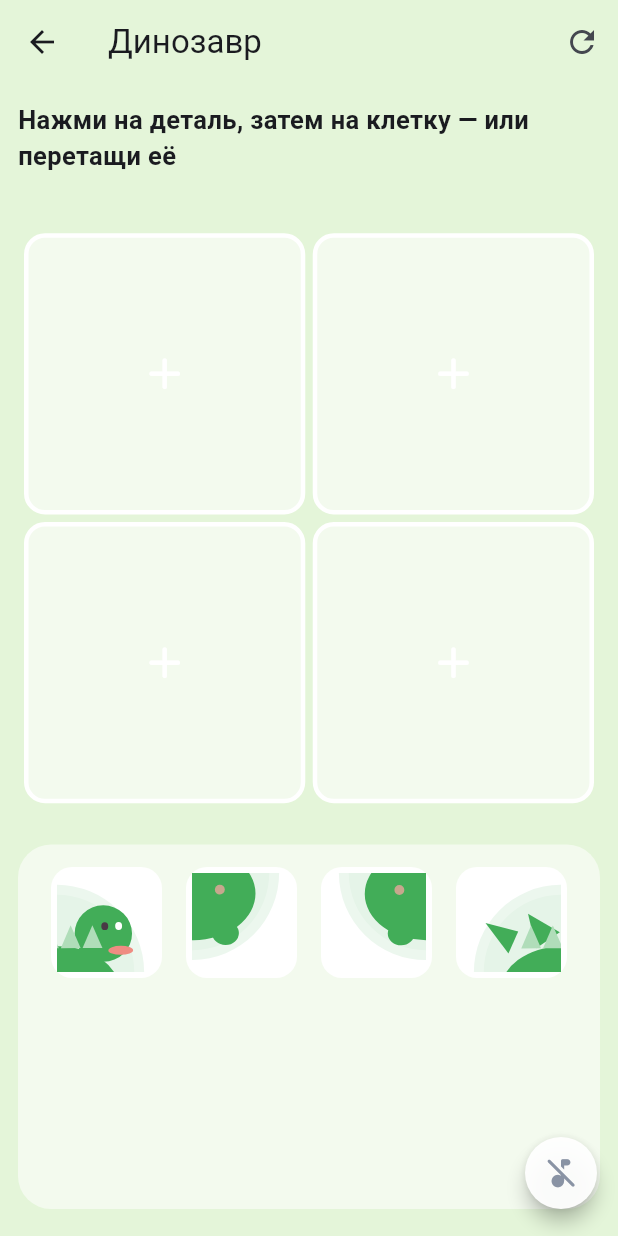
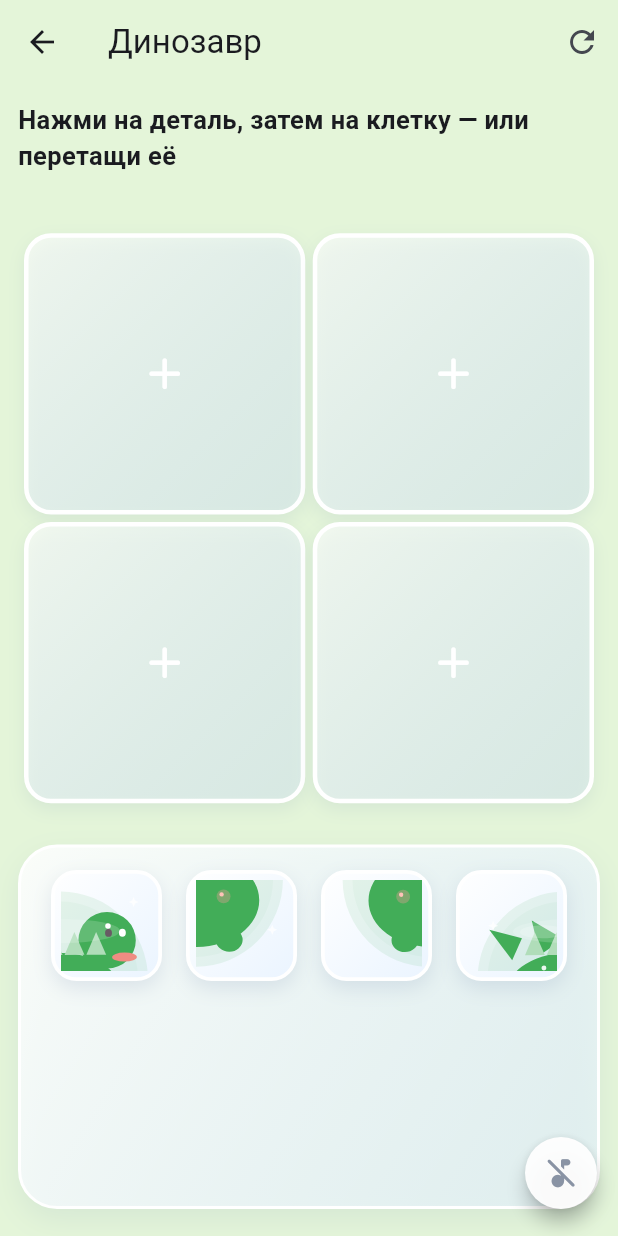
Before and after one commit to monstrvip-maker/BabyPuzzleWorld, a Flutter app: the PuzzlePage screen opened directly with sample values from the repository, after a tap on the "music note" icon, on a phone screen of 412 x 824 dp. Run offline on Flutter 3.47's test engine with Material 3 defaults, Android fonts, the phone set to English and light mode, and no system bars; our stand-ins replace audioplayers, shared_preferences; accounts and stored records are empty.

Commit message:
Polish all cartoon characters and add colorful storybook puzzle styling

```diff
--- a/lib/main.dart
+++ b/lib/main.dart
@@ -115,8 +115,28 @@ class _CharacterPainter extends CustomPainter {
       case 'rocket':
         canvas.save();canvas.translate(100,102);canvas.rotate(-.65);canvas.drawRRect(RRect.fromRectAndRadius(const Rect.fromLTWH(-31,-75,62,132),const Radius.circular(30)),fill);path([const Offset(-31,34),const Offset(-62,75),const Offset(-23,60)],Paint()..color=const Color(0xFFE85D4A));path([const Offset(31,34),const Offset(62,75),const Offset(23,60)],Paint()..color=const Color(0xFFE85D4A));circle(0,-24,17,pale);path([const Offset(-19,56),const Offset(0,99),const Offset(19,56)],Paint()..color=const Color(0xFFFFB33D));canvas.restore();break;
     }
-    // tiny friendly cheeks and shine
-    if(!['rocket','banana','apple','firetruck','bus','submarine'].contains(name)){circle(73,119,5,Paint()..color=const Color(0xFFFFA4A4).withOpacity(.7));circle(128,119,5,Paint()..color=const Color(0xFFFFA4A4).withOpacity(.7));}
+    // Universal picture-book finish: soft outline, glossy highlight and tiny sparkles.
+    final outline=Paint()..color=Color.lerp(c,ink.color,.20)!.withOpacity(.42)..style=PaintingStyle.stroke..strokeWidth=2.2;
+    if(name=='dino'||name=='triceratops'||name=='puppy'||name=='kitten'||name=='elephant'||name=='lion'||name=='octopus'||name=='turtle'||name=='whale'){
+      oval(48,42,112,24,Paint()..color=Colors.white.withOpacity(.17));
+      oval(55,48,46,13,Paint()..color=Colors.white.withOpacity(.20));
+    }
+    // Bright eye glints make the little friends feel alive.
+    if(!['rocket','banana','apple','firetruck','bus','submarine','butterfly'].contains(name)){
+      circle(148,49,2.8,Paint()..color=Colors.white);
+      circle(79,91,2.5,Paint()..color=Colors.white.withOpacity(.9));
+    }
+    if(!['rocket','banana','apple','firetruck','bus','submarine'].contains(name)){
+      circle(73,119,7,Paint()..color=const Color(0xFFFF9B9B).withOpacity(.32));
+      circle(128,119,7,Paint()..color=const Color(0xFFFF9B9B).withOpacity(.32));
+      circle(71,117,2.2,Paint()..color=const Color(0xFFFFC2B8));
+      circle(126,117,2.2,Paint()..color=const Color(0xFFFFC2B8));
+    }
+    // A few twinkles around the character, like a polished animated-movie sticker.
+    for(final p in [const Offset(28,48),const Offset(174,25),const Offset(177,153)]){
+      final star=Path()..moveTo(p.dx,p.dy-5)..lineTo(p.dx+1.5,p.dy-1.5)..lineTo(p.dx+5,p.dy)..lineTo(p.dx+1.5,p.dy+1.5)..lineTo(p.dx,p.dy+5)..lineTo(p.dx-1.5,p.dy+1.5)..lineTo(p.dx-5,p.dy)..lineTo(p.dx-1.5,p.dy-1.5)..close();
+      canvas.drawPath(star,Paint()..color=Colors.white.withOpacity(.78));
+    }
     canvas.restore();
   }
   @override bool shouldRepaint(covariant _CharacterPainter old)=>old.name!=name;
@@ -304,8 +324,10 @@ class _PuzzlePageState extends State<PuzzlePage> {
       height: 74,
       padding: const EdgeInsets.all(4),
       decoration: BoxDecoration(
-        color: Colors.white,
-        borderRadius: BorderRadius.circular(14),
+        gradient: const LinearGradient(begin: Alignment.topLeft,end: Alignment.bottomRight,colors:[Color(0xFFFFFFFF),Color(0xFFEAF4FF)]),
+        borderRadius: BorderRadius.circular(17),
+        border: Border.all(color: Colors.white, width: 2.5),
+        boxShadow: [BoxShadow(color: const Color(0xFF526A9B).withOpacity(.14),blurRadius:10,offset:const Offset(0,5))],
       ),
       child: Center(
         child: PuzzlePieceGraphic(
@@ -402,9 +424,12 @@ class _PuzzlePageState extends State<PuzzlePage> {
                           },
                           child: Container(
                             decoration: BoxDecoration(
-                              color: Colors.white.withOpacity(.55),
-                              borderRadius: BorderRadius.circular(14),
-                              border: Border.all(color: Colors.white, width: 3),
+                              gradient: slots[index] == null
+                                ? const LinearGradient(begin:Alignment.topLeft,end:Alignment.bottomRight,colors:[Color(0x99FFFFFF),Color(0x55D8E8FF)])
+                                : const LinearGradient(colors:[Colors.white,Color(0xFFF5FAFF)]),
+                              borderRadius: BorderRadius.circular(18),
+                              border: Border.all(color: candidates.isNotEmpty ? const Color(0xFFFFC84A) : Colors.white, width: candidates.isNotEmpty ? 4 : 3),
+                              boxShadow: [BoxShadow(color: const Color(0xFF5974A5).withOpacity(.10),blurRadius:9,offset:const Offset(0,4))],
                             ),
                             child: slots[index] == null
                                 ? const Center(
@@ -444,8 +469,10 @@ class _PuzzlePageState extends State<PuzzlePage> {
                 margin: const EdgeInsets.fromLTRB(12, 0, 12, 18),
                 padding: const EdgeInsets.all(12),
                 decoration: BoxDecoration(
-                  color: Colors.white.withOpacity(.55),
-                  borderRadius: BorderRadius.circular(22),
+                  gradient: const LinearGradient(begin:Alignment.topLeft,end:Alignment.bottomRight,colors:[Color(0xDDFFFFFF),Color(0x99E4F1FF)]),
+                  borderRadius: BorderRadius.circular(26),
+                  border: Border.all(color: Colors.white, width: 2),
+                  boxShadow: [BoxShadow(color: const Color(0xFF5674A8).withOpacity(.10),blurRadius:16,offset:const Offset(0,7))],
                 ),
                 child: Wrap(
                   alignment: WrapAlignment.center,
```
